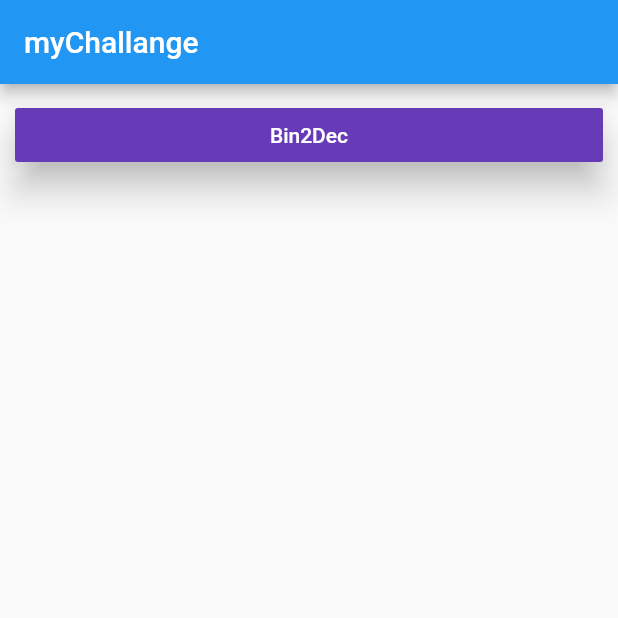
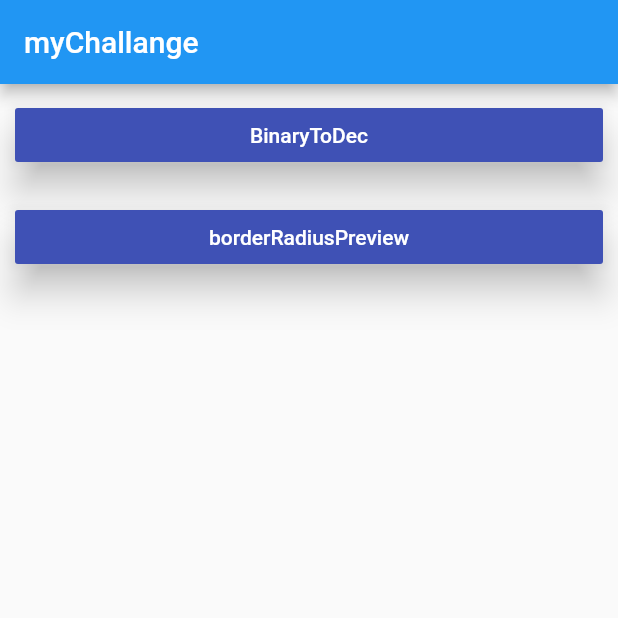
Before and after one commit to sungyun-Kim/myAppChallange, a Flutter app: the screen it shows after launch, on a phone screen of 412 x 824 dp, the top half of it. Run offline on Flutter 3.47's test engine with Material 2 defaults, Android fonts, the phone set to English and light mode, and no system bars.

Commit message:
[Update] main.dart

```diff
--- a/lib/main.dart
+++ b/lib/main.dart
@@ -1,5 +1,6 @@
 import 'package:flutter/material.dart';
 import 'package:mychallange/screens/bin2dec/bin_to_dec.dart';
+import 'package:mychallange/screens/border_radius_preview/border_rad_prev.dart';
 
 void main() {
   runApp(MaterialApp(
@@ -28,15 +29,31 @@ class MyApp extends StatelessWidget {
             Container(
               padding: EdgeInsets.all(10),
               child: RaisedButton(
-                color: Colors.deepPurple,
+                color: Colors.indigo,
                 elevation: 10,
                 onPressed: () {
                   Navigator.push(context,
                       MaterialPageRoute(builder: (context) => BinToDec()));
                 },
-                onLongPress: () {},
                 child: Text(
-                  'Bin2Dec',
+                  'BinaryToDec',
+                  style: TextStyle(color: Colors.white),
+                ),
+              ),
+            ),
+            Container(
+              padding: EdgeInsets.all(10),
+              child: RaisedButton(
+                color: Colors.indigo,
+                elevation: 10,
+                onPressed: () {
+                  Navigator.push(
+                      context,
+                      MaterialPageRoute(
+                          builder: (context) => BorderRadPreview()));
+                },
+                child: Text(
+                  'borderRadiusPreview',
                   style: TextStyle(color: Colors.white),
                 ),
               ),
--- /dev/null
+++ b/lib/screens/border_radius_preview/border_rad_prev.dart
@@ -0,0 +1,28 @@
+import 'package:flutter/material.dart';
+
+class BorderRadPreview extends StatefulWidget {
+  @override
+  _BorderRadPreviewState createState() => _BorderRadPreviewState();
+}
+
+class _BorderRadPreviewState extends State<BorderRadPreview> {
+  @override
+  Widget build(BuildContext context) {
+    return MaterialApp(
+      title: 'BorderRadPreview',
+      home: Scaffold(
+        appBar: AppBar(
+          actions: <Widget>[
+            IconButton(
+              icon: Icon(Icons.arrow_back),
+              onPressed: () => Navigator.pop(context),
+            )
+          ],
+        ),
+        body: Center(
+          child: Text('hi'),
+        ),
+      ),
+    );
+  }
+}
```
Also changed, not shown: 3 other files.
